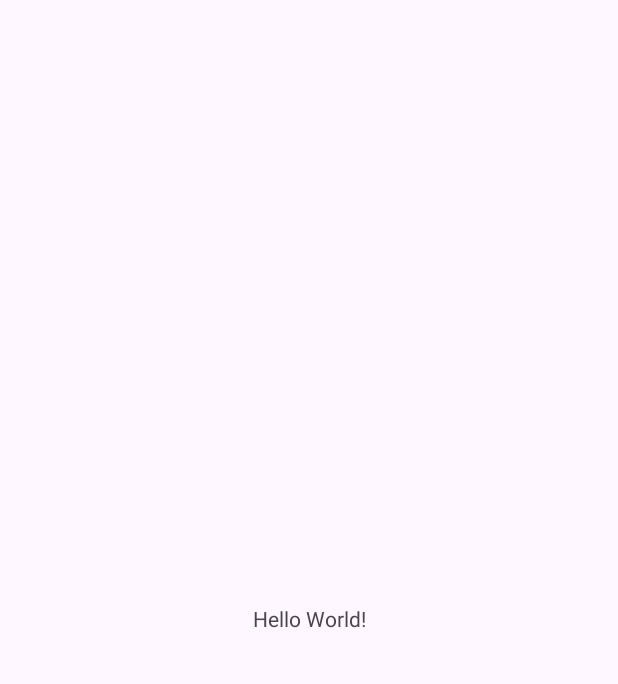
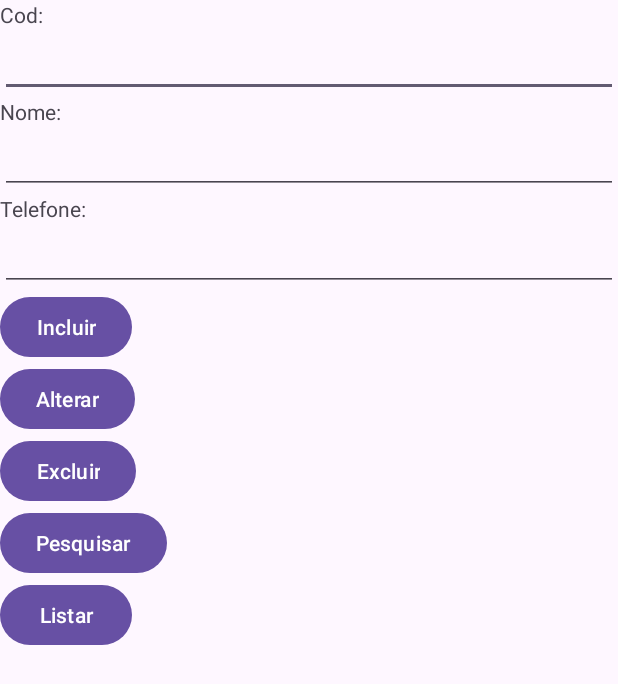
Before and after one commit to robisoncrisbrito/UsandoDB-pm45S-2025-1, an Android app: the screen it shows after launch (MainActivity), on a phone screen of 412 x 824 dp. Before the commit the part shown is almost empty. Shown: the top 684 px of the screen. Run offline under Robolectric (Android 15) with nearby library versions, the phone set to English and light mode, and no system bars.

Commit message:
Interface Gráfica pronta

```diff
--- a/app/src/main/java/br/edu/utfpr/usandodb_pm45s_2025_1/MainActivity.kt
+++ b/app/src/main/java/br/edu/utfpr/usandodb_pm45s_2025_1/MainActivity.kt
@@ -1,6 +1,7 @@
 package br.edu.utfpr.usandodb_pm45s_2025_1
 
 import android.os.Bundle
+import android.view.View
 import androidx.appcompat.app.AppCompatActivity
 
 class MainActivity : AppCompatActivity() {
@@ -8,4 +9,10 @@ class MainActivity : AppCompatActivity() {
         super.onCreate(savedInstanceState)
         setContentView(R.layout.activity_main)
     }
+
+    fun btIncluirOnClick(view: View) {}
+    fun btAlterarOnClick(view: View) {}
+    fun btExcluirOnClick(view: View) {}
+    fun btPesquisarOnClick(view: View) {}
+    fun btListarOnClick(view: View) {}
 }
--- a/app/src/main/res/layout/activity_main.xml
+++ b/app/src/main/res/layout/activity_main.xml
@@ -1,19 +1,75 @@
 <?xml version="1.0" encoding="utf-8"?>
-<androidx.constraintlayout.widget.ConstraintLayout xmlns:android="http://schemas.android.com/apk/res/android"
+<LinearLayout xmlns:android="http://schemas.android.com/apk/res/android"
     xmlns:app="http://schemas.android.com/apk/res-auto"
     xmlns:tools="http://schemas.android.com/tools"
     android:id="@+id/main"
     android:layout_width="match_parent"
     android:layout_height="match_parent"
+    android:orientation="vertical"
     tools:context=".MainActivity">
 
     <TextView
         android:layout_width="wrap_content"
         android:layout_height="wrap_content"
-        android:text="Hello World!"
-        app:layout_constraintBottom_toBottomOf="parent"
-        app:layout_constraintEnd_toEndOf="parent"
-        app:layout_constraintStart_toStartOf="parent"
-        app:layout_constraintTop_toTopOf="parent" />
+        android:text="Cod:" />
 
-</androidx.constraintlayout.widget.ConstraintLayout>
+    <EditText
+        android:id="@+id/etCod"
+        android:layout_width="match_parent"
+        android:layout_height="wrap_content"
+        android:inputType="number" />
+
+    <TextView
+        android:layout_width="wrap_content"
+        android:layout_height="wrap_content"
+        android:text="Nome:" />
+
+    <EditText
+        android:id="@+id/etNome"
+        android:layout_width="match_parent"
+        android:layout_height="wrap_content"
+        android:inputType="text" />
+
+    <TextView
+        android:layout_width="wrap_content"
+        android:layout_height="wrap_content"
+        android:text="Telefone:" />
+
+    <EditText
+        android:id="@+id/etTelefone"
+        android:layout_width="match_parent"
+        android:layout_height="wrap_content"
+        android:inputType="phone" />
+
+    <Button
+        android:layout_width="wrap_content"
+        android:layout_height="wrap_content"
+        android:onClick="btIncluirOnClick"
+        android:text="Incluir" />
+
+    <Button
+        android:layout_width="wrap_content"
+        android:layout_height="wrap_content"
+        android:onClick="btAlterarOnClick"
+        android:text="Alterar" />
+
+    <Button
+        android:layout_width="wrap_content"
+        android:layout_height="wrap_content"
+        android:onClick="btExcluirOnClick"
+        android:text="Excluir" />
+
+    <Button
+        android:layout_width="wrap_content"
+        android:layout_height="wrap_content"
+        android:onClick="btPesquisarOnClick"
+        android:text="Pesquisar" />
+
+    <Button
+        android:layout_width="wrap_content"
+        android:layout_height="wrap_content"
+        android:onClick="btListarOnClick"
+        android:text="Listar" />
+
+
+</LinearLayout>
```
